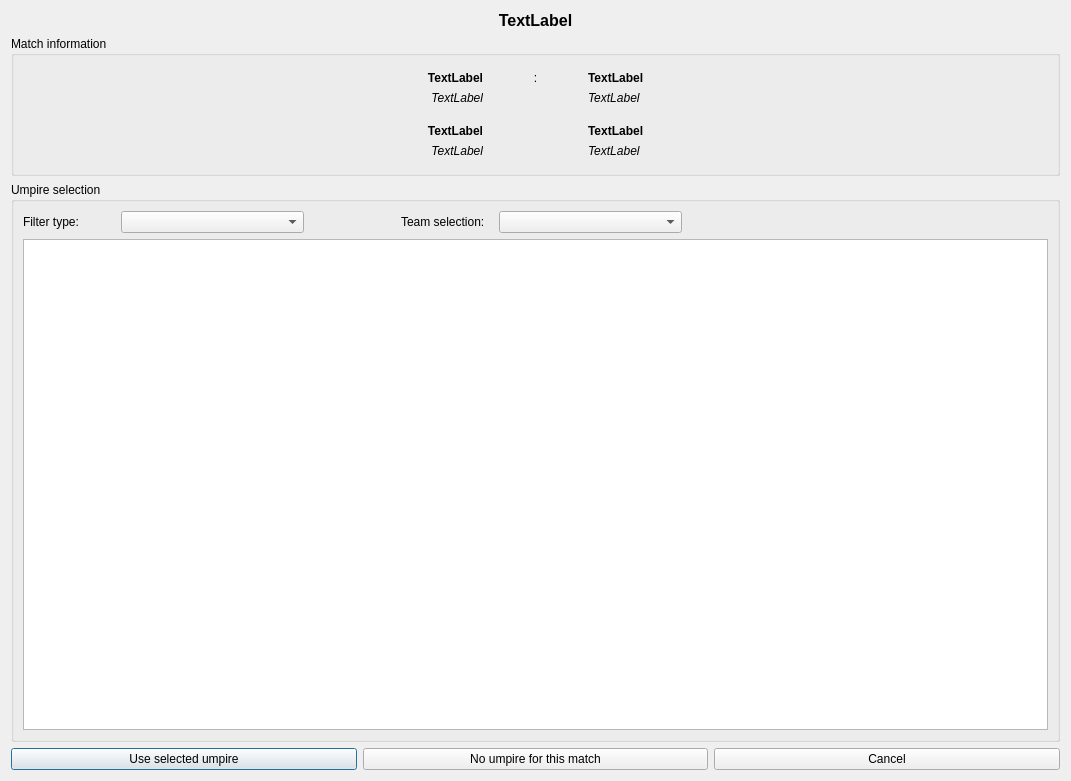
This is ui/DlgSelectReferee.ui in probonopd/QTournament as Qt 5 draws it before an edit. The edited form follows.
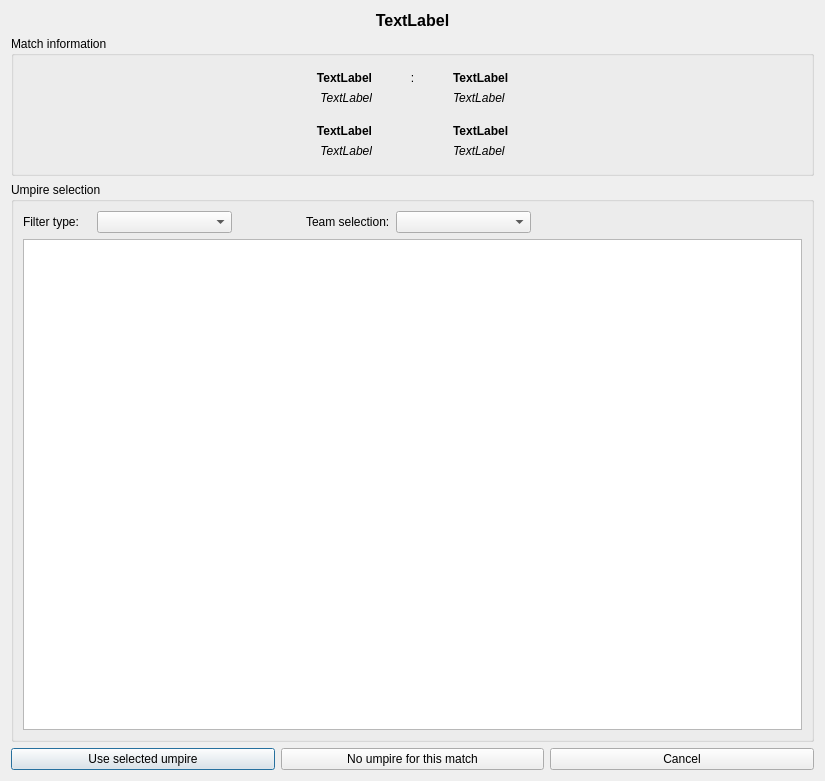
This is the edited form. Custom widgets are drawn as their Qt base class.

Commit message: Improved the layout of the DlgSelectReferee and fixed a bug that lead to a wrong display of double matches in the match log.

Patch:
```diff
--- a/ui/DlgSelectReferee.ui
+++ b/ui/DlgSelectReferee.ui
@@ -6,7 +6,7 @@
    <rect>
     <x>0</x>
     <y>0</y>
-    <width>1071</width>
+    <width>825</width>
     <height>781</height>
    </rect>
   </property>
```
The commit also changes 7 other files.
